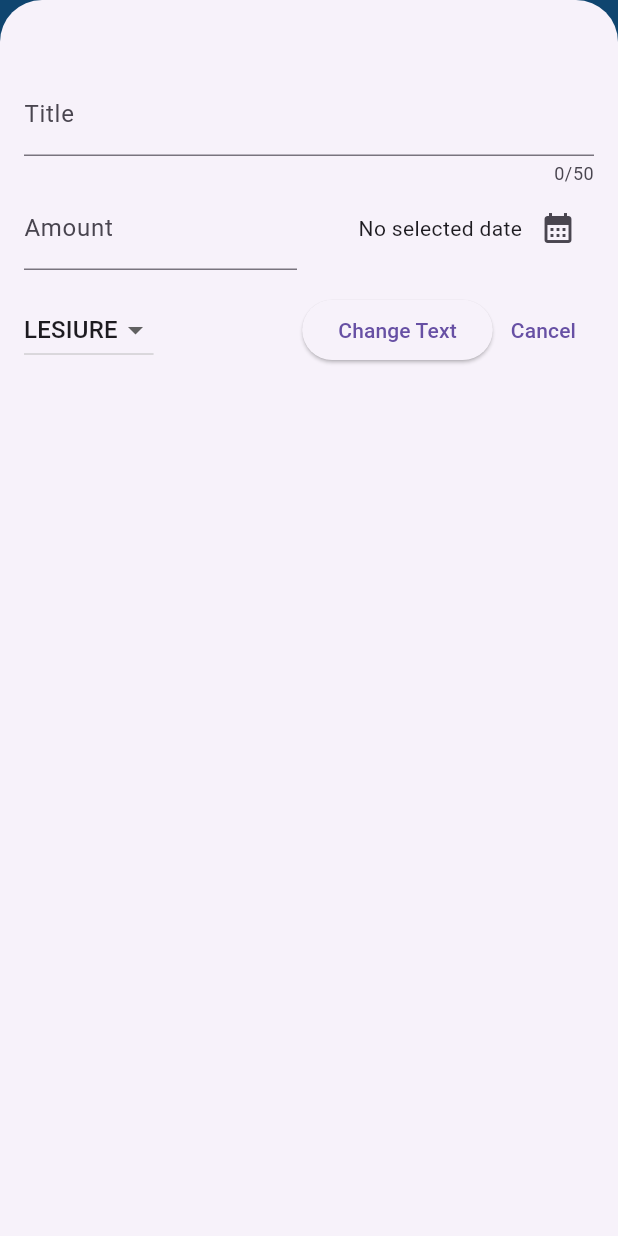
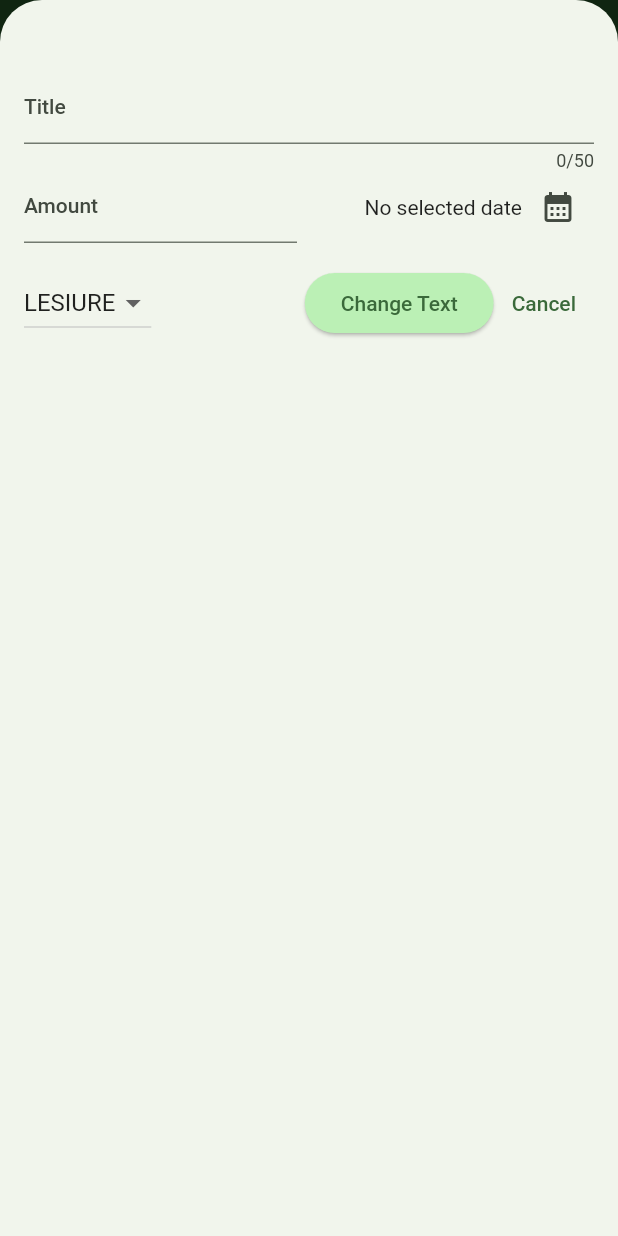
Before and after one commit to KIRTIRAJ4327/expenseTrackerApp, a Flutter app: the screen it shows after launch, after a tap on the "add" icon, on a phone screen of 412 x 824 dp. Run offline on Flutter 3.47's test engine with Material 2 defaults, Android fonts, the phone set to English and light mode, and no system bars.

Commit message:
just ending colorsheme

```diff
--- a/lib/main.dart
+++ b/lib/main.dart
@@ -116,10 +116,30 @@
 import 'package:expense/widget/expenses.dart';
 import 'package:flutter/material.dart';
 
+var kColorscheme =
+    ColorScheme.fromSeed(seedColor: const Color.fromARGB(255, 54, 183, 72));
 void main() {
   runApp(
     MaterialApp(
-      theme: ThemeData(useMaterial3: true),
+      theme: ThemeData().copyWith(
+        useMaterial3: true,
+        colorScheme: kColorscheme,
+        appBarTheme: const AppBarTheme().copyWith(
+          backgroundColor: kColorscheme.onPrimaryContainer,
+          foregroundColor: kColorscheme.primaryContainer,
+        ),
+        cardTheme: const CardTheme().copyWith(
+          color: kColorscheme.secondaryContainer,
+          margin: const EdgeInsets.symmetric(
+            horizontal: 16,
+            vertical: 8,
+          ),
+        ),
+        elevatedButtonTheme: ElevatedButtonThemeData(
+          style: ElevatedButton.styleFrom(
+              backgroundColor: kColorscheme.primaryContainer),
+        ),
+      ),
       home: Expenses(),
     ),
   );
--- a/lib/widget/expenses.dart
+++ b/lib/widget/expenses.dart
@@ -86,7 +86,6 @@ class _ExpensesState extends State<Expenses> {
     return Scaffold(
       appBar: AppBar(
         title: const Text("Expense Tracker app"),
-        backgroundColor: Colors.blue,
         actions: [
           IconButton(
             onPressed: _openAddExpenseOverlay,
@@ -96,7 +95,7 @@ class _ExpensesState extends State<Expenses> {
       ),
       body: Column(
         children: [
-          const Text('this is chart data'),
+          const Text('The chart Is here...'),
           Expanded(
             child: maincontent,
           ),
```
